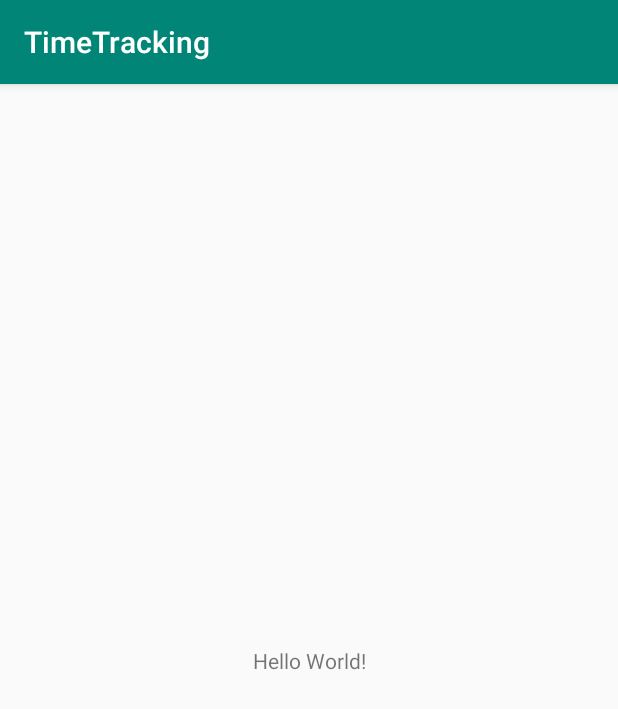
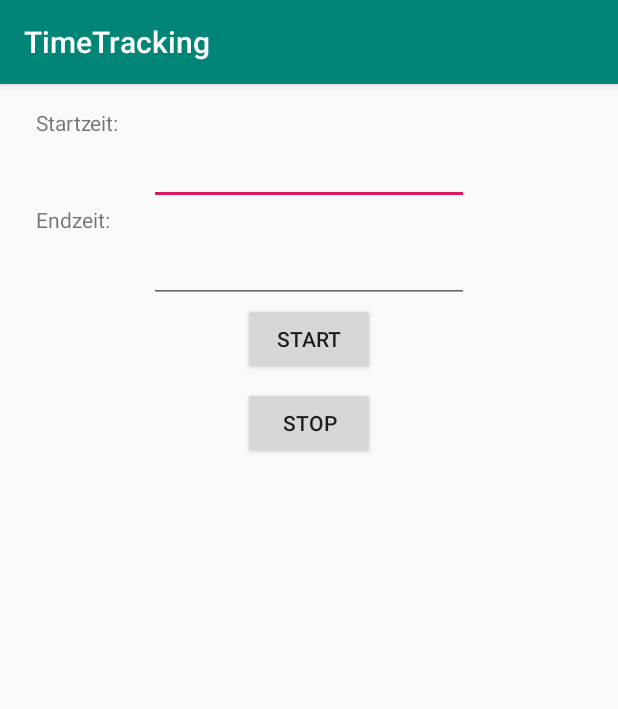
Before and after one commit to Michael-Bissinger/TimeTracking-App-Android, an Android app: the screen it shows after launch (MainActivity), on a phone screen of 412 x 824 dp. Shown: the top 709 px of the screen. Run offline under Robolectric (Android 15) with nearby library versions, the phone set to English and light mode, and no system bars.

Commit message:
create first layout and string ressources

```diff
--- a/app/src/main/res/layout/activity_main.xml
+++ b/app/src/main/res/layout/activity_main.xml
@@ -4,15 +4,72 @@
     xmlns:tools="http://schemas.android.com/tools"
     android:layout_width="match_parent"
     android:layout_height="match_parent"
+    android:padding="16dp"
     tools:context=".MainActivity">
 
     <TextView
+        android:id="@+id/LabelStartTime"
+        android:layout_width="wrap_content"
+        android:layout_height="0dp"
+        android:layout_marginStart="8dp"
+        android:text="@string/LabelStartTime"
+        app:layout_constraintStart_toStartOf="parent"
+        app:layout_constraintTop_toTopOf="parent" />
+
+    <EditText
+        android:id="@+id/editText"
         android:layout_width="wrap_content"
         android:layout_height="wrap_content"
-        android:text="Hello World!"
-        app:layout_constraintBottom_toBottomOf="parent"
-        app:layout_constraintLeft_toLeftOf="parent"
-        app:layout_constraintRight_toRightOf="parent"
-        app:layout_constraintTop_toTopOf="parent" />
+        android:layout_marginStart="8dp"
+        android:layout_marginEnd="8dp"
+        android:ems="10"
+        android:inputType="textPersonName"
+        app:layout_constraintEnd_toEndOf="parent"
+        app:layout_constraintStart_toStartOf="parent"
+        app:layout_constraintTop_toBottomOf="@+id/LabelStartTime" />
 
+    <TextView
+        android:id="@+id/LabelEndTime"
+        android:layout_width="wrap_content"
+        android:layout_height="wrap_content"
+        android:layout_marginStart="8dp"
+        android:text="@string/LabelEndTime"
+        app:layout_constraintStart_toStartOf="parent"
+        app:layout_constraintTop_toBottomOf="@+id/editText" />
+
+    <EditText
+        android:id="@+id/editText2"
+        android:layout_width="wrap_content"
+        android:layout_height="38dp"
+        android:layout_marginStart="8dp"
+        android:layout_marginTop="8dp"
+        android:layout_marginEnd="8dp"
+        android:ems="10"
+        android:inputType="textPersonName"
+        app:layout_constraintEnd_toEndOf="parent"
+        app:layout_constraintStart_toStartOf="parent"
+        app:layout_constraintTop_toBottomOf="@+id/LabelEndTime" />
+
+    <Button
+        android:id="@+id/StartButton"
+        android:layout_width="wrap_content"
+        android:layout_height="wrap_content"
+        android:layout_marginStart="8dp"
+        android:layout_marginEnd="8dp"
+        android:text="@string/StartButton"
+        app:layout_constraintEnd_toEndOf="parent"
+        app:layout_constraintStart_toStartOf="parent"
+        app:layout_constraintTop_toBottomOf="@+id/editText2" />
+
+    <Button
+        android:id="@+id/StopButton"
+        android:layout_width="wrap_content"
+        android:layout_height="wrap_content"
+        android:layout_marginStart="8dp"
+        android:layout_marginTop="8dp"
+        android:layout_marginEnd="8dp"
+        android:text="@string/StopButton"
+        app:layout_constraintEnd_toEndOf="parent"
+        app:layout_constraintStart_toStartOf="parent"
+        app:layout_constraintTop_toBottomOf="@+id/StartButton" />
 </android.support.constraint.ConstraintLayout>
--- a/app/src/main/res/values/strings.xml
+++ b/app/src/main/res/values/strings.xml
@@ -1,3 +1,7 @@
 <resources>
     <string name="app_name">TimeTracking</string>
+    <string name="LabelStartTime">Startzeit:</string>
+    <string name="LabelEndTime">Endzeit:</string>
+    <string name="StartButton">Start</string>
+    <string name="StopButton">Stop</string>
 </resources>
```
